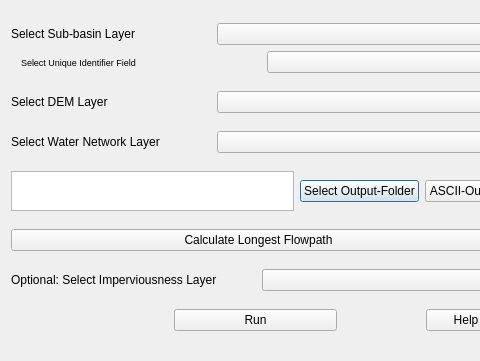
First picture: the form in QTalsim/qtalsim_subbasin.ui, repository sydroconsult/QTalsim, before the edit; both pictures show x 0 to 480 and y 0 to 361 of the 723 by 361 pixel window.
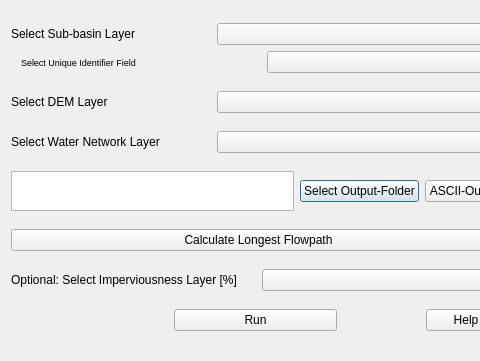
Second picture: the form after the edit.

Commit message: Minor bug fixes and updates - HRU calculation   - Collapse group boxes in the beginning   - Enable group boxes once user can select them   - Added warning if user inputs sub-basin UI that does not start with A   - Added information about which processes have been executed   - Fixed maximum size of HRUs/Polygons

The edit to the form file:
```diff
--- a/QTalsim/qtalsim_subbasin.ui
+++ b/QTalsim/qtalsim_subbasin.ui
@@ -225,7 +225,7 @@
        <item>
         <widget class="QLabel" name="labelImpervious">
          <property name="text">
-          <string>Optional: Select Imperviousness Layer</string>
+          <string>Optional: Select Imperviousness Layer [%]</string>
          </property>
         </widget>
        </item>
```
The commit also changes 8 other files.
